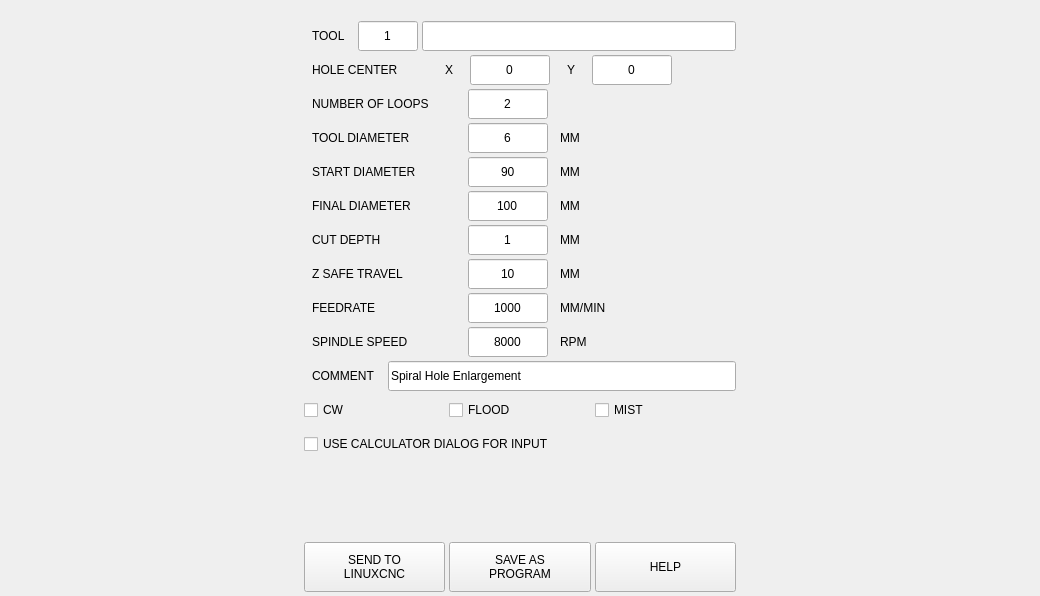
Qt form plugins/hole_enlarge.ui (persei802/QtDragon_hd) before a commit.
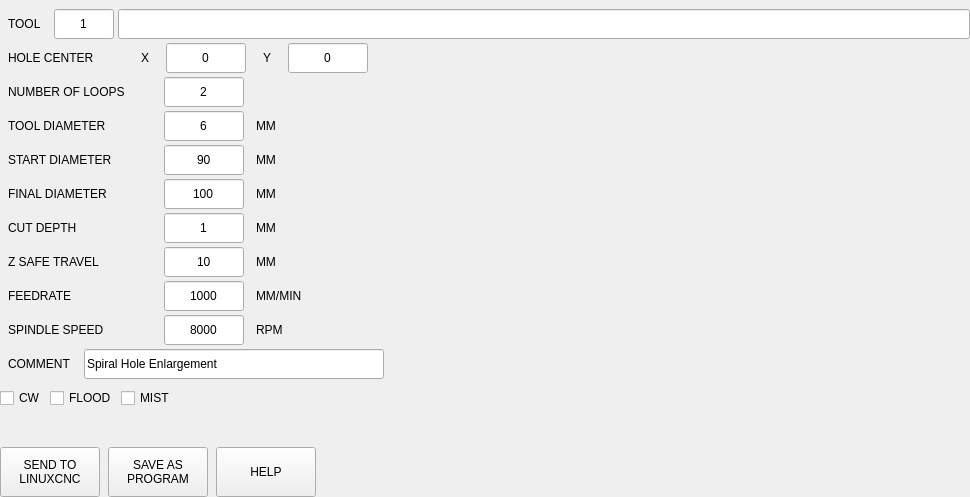
The same form after that commit.

Commit message: all plugins use calculator checkbox from SETTINGS page

What changed in the file:
```diff
--- a/plugins/hole_enlarge.ui
+++ b/plugins/hole_enlarge.ui
@@ -6,16 +6,16 @@
    <rect>
     <x>0</x>
     <y>0</y>
-    <width>1040</width>
-    <height>596</height>
+    <width>970</width>
+    <height>497</height>
    </rect>
   </property>
   <property name="windowTitle">
    <string>Form</string>
   </property>
-  <layout class="QHBoxLayout" name="horizontalLayout">
+  <layout class="QVBoxLayout" name="verticalLayout_2">
    <property name="spacing">
-    <number>6</number>
+    <number>4</number>
    </property>
    <property name="leftMargin">
     <number>0</number>
@@ -30,36 +30,6 @@
     <number>0</number>
    </property>
    <item>
-    <widget class="QFrame" name="frame_hole_enlarge">
-     <property name="minimumSize">
-      <size>
-       <width>440</width>
-       <height>0</height>
-      </size>
-     </property>
-     <property name="maximumSize">
-      <size>
-       <width>440</width>
-       <height>16777215</height>
-      </size>
-     </property>
-     <layout class="QVBoxLayout" name="verticalLayout">
-      <property name="spacing">
-       <number>4</number>
-      </property>
-      <property name="leftMargin">
-       <number>4</number>
-      </property>
-      <property name="topMargin">
-       <number>12</number>
-      </property>
-      <property name="rightMargin">
-       <number>4</number>
-      </property>
-      <property name="bottomMargin">
-       <number>4</number>
-      </property>
-      <item>
        <layout class="QHBoxLayout" name="horizontalLayout_15">
         <property name="spacing">
          <number>4</number>
@@ -1021,7 +991,7 @@
        </layout>
       </item>
       <item>
-       <layout class="QHBoxLayout" name="horizontalLayout_9">
+    <layout class="QHBoxLayout" name="horizontalLayout_9" stretch="0,0,0">
         <property name="spacing">
          <number>4</number>
         </property>
@@ -1066,13 +1036,13 @@
           </property>
           <property name="minimumSize">
            <size>
-            <width>0</width>
+         <width>300</width>
             <height>30</height>
            </size>
           </property>
           <property name="maximumSize">
            <size>
-            <width>16777215</width>
+         <width>300</width>
             <height>30</height>
            </size>
           </property>
@@ -1087,6 +1057,19 @@
           </property>
          </widget>
         </item>
+     <item>
+      <spacer name="horizontalSpacer_3">
+       <property name="orientation">
+        <enum>Qt::Horizontal</enum>
+       </property>
+       <property name="sizeHint" stdset="0">
+        <size>
+         <width>40</width>
+         <height>20</height>
+        </size>
+       </property>
+      </spacer>
+     </item>
        </layout>
       </item>
       <item>
@@ -1181,32 +1164,20 @@
           </property>
          </widget>
         </item>
-       </layout>
-      </item>
       <item>
-       <widget class="QCheckBox" name="chk_use_calc">
-        <property name="sizePolicy">
-         <sizepolicy hsizetype="Preferred" vsizetype="Preferred">
-          <horstretch>0</horstretch>
-          <verstretch>0</verstretch>
-         </sizepolicy>
-        </property>
-        <property name="minimumSize">
+      <spacer name="horizontalSpacer">
+       <property name="orientation">
+        <enum>Qt::Horizontal</enum>
+       </property>
+       <property name="sizeHint" stdset="0">
          <size>
-          <width>0</width>
-          <height>30</height>
-         </size>
-        </property>
-        <property name="maximumSize">
-         <size>
-          <width>16777215</width>
-          <height>30</height>
-         </size>
-        </property>
-        <property name="text">
-         <string>USE CALCULATOR DIALOG FOR INPUT</string>
-        </property>
-       </widget>
+         <width>40</width>
+         <height>20</height>
+        </size>
+       </property>
+      </spacer>
+     </item>
+    </layout>
       </item>
       <item>
        <spacer name="verticalSpacer">
@@ -1224,7 +1195,7 @@
       <item>
        <layout class="QHBoxLayout" name="horizontalLayout_2">
         <property name="spacing">
-         <number>4</number>
+      <number>8</number>
         </property>
         <property name="topMargin">
          <number>0</number>
@@ -1239,7 +1210,7 @@
           </property>
           <property name="minimumSize">
            <size>
-            <width>0</width>
+         <width>100</width>
             <height>50</height>
            </size>
           </property>
@@ -1268,7 +1239,7 @@
           </property>
           <property name="minimumSize">
            <size>
-            <width>0</width>
+         <width>100</width>
             <height>50</height>
            </size>
           </property>
@@ -1297,7 +1268,7 @@
           </property>
           <property name="minimumSize">
            <size>
-            <width>0</width>
+         <width>100</width>
             <height>50</height>
            </size>
           </property>
@@ -1312,10 +1283,20 @@
           </property>
          </widget>
         </item>
-       </layout>
-      </item>
-     </layout>
-    </widget>
+     <item>
+      <spacer name="horizontalSpacer_2">
+       <property name="orientation">
+        <enum>Qt::Horizontal</enum>
+       </property>
+       <property name="sizeHint" stdset="0">
+        <size>
+         <width>40</width>
+         <height>20</height>
+        </size>
+       </property>
+      </spacer>
+     </item>
+    </layout>
    </item>
   </layout>
  </widget>
```
Lines whose indentation alone changed are shown as unchanged. The commit also changes 14 other files.
